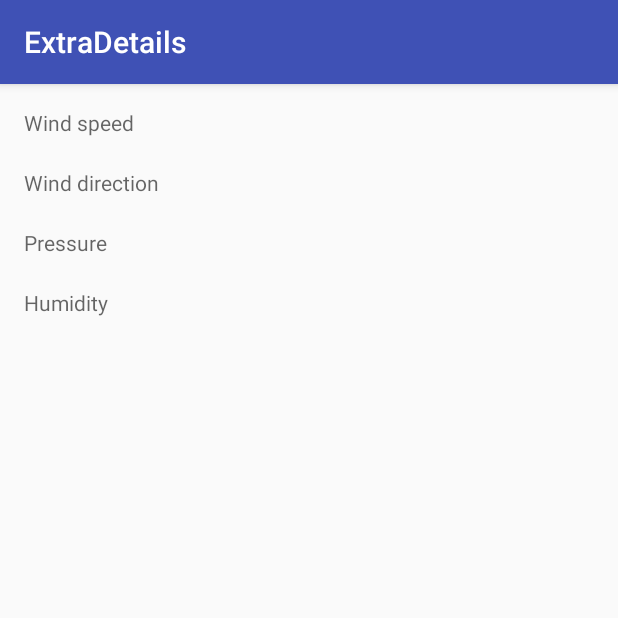
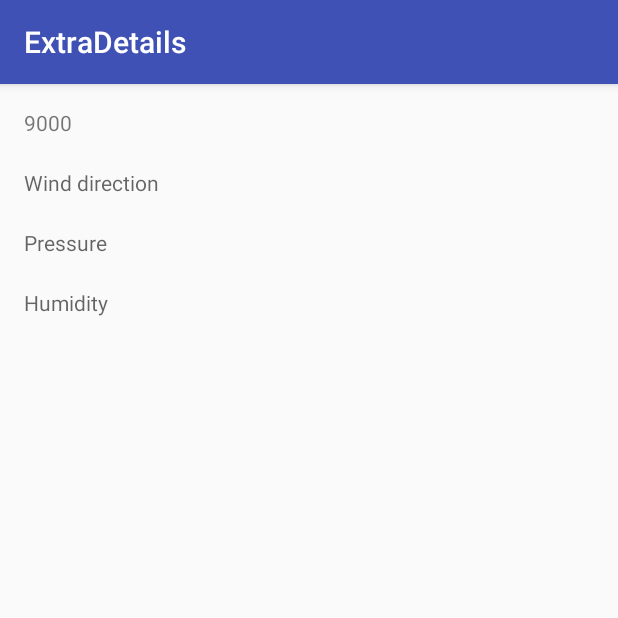
Before and after one commit to Naxess/practiceAndroid, an Android app: the screen it shows after launch (ExtraDetails), after a tap on "TEST2ND", on a phone screen of 412 x 824 dp, the top half of it. Run offline under Robolectric (Android 15) with nearby library versions, the phone set to English and light mode, and no system bars.

Commit message:
02/17/2016 12:23AM

```diff
--- a/app/src/main/java/naxess/practiceandroid/ExtraDetails.java
+++ b/app/src/main/java/naxess/practiceandroid/ExtraDetails.java
@@ -1,5 +1,6 @@
 package naxess.practiceandroid;
 
+import android.content.Intent;
 import android.os.Bundle;
 import android.support.design.widget.FloatingActionButton;
 import android.support.design.widget.Snackbar;
@@ -7,6 +8,7 @@ import android.support.v7.app.AppCompatActivity;
 import android.support.v7.widget.Toolbar;
 import android.view.View;
 import android.widget.Button;
+import android.widget.TextView;
 
 public class ExtraDetails extends AppCompatActivity
 {
@@ -35,5 +37,9 @@ public class ExtraDetails extends AppCompatActivity
                 finish();
             }
         });
+        Intent intent = getIntent();
+        String speed = intent.getStringExtra("speed");
+        TextView sampleText = (TextView)findViewById(R.id.wind_speed);
+        sampleText.setText(speed);
     }
 }
--- a/app/src/main/java/naxess/practiceandroid/ForecastFragment.java
+++ b/app/src/main/java/naxess/practiceandroid/ForecastFragment.java
@@ -108,12 +108,22 @@ public class ForecastFragment extends Fragment
             }
         });
 
-        testButton = (Button)rootView.findViewById(R.id.test_button);
+        testButton = (Button)rootView.findViewById(R.id.test_button); //WILL NOT BE IN THE FINAL VERSION. TESTING PURPOSES ONLY
         testButton.setOnClickListener(new View.OnClickListener(){
             @Override
             public void onClick(View v)
             {
                 Intent intent = new Intent("naxess.practiceandroid.ExtraDetails");
+
+                ///* IN PROGRESS
+                intent.putExtra("speed","9000");
+                /*
+                intent.putExtra("deg",OWM_DEG);
+                intent.putExtra("humidity",OWM_HUMIDITY);
+                intent.putExtra("pressure",OWM_PRESSURE);
+                intent.putExtra("date", dateTime);
+                intent.putExtra("i",i);
+                */
                 startActivity(intent);
             }
         });
```
